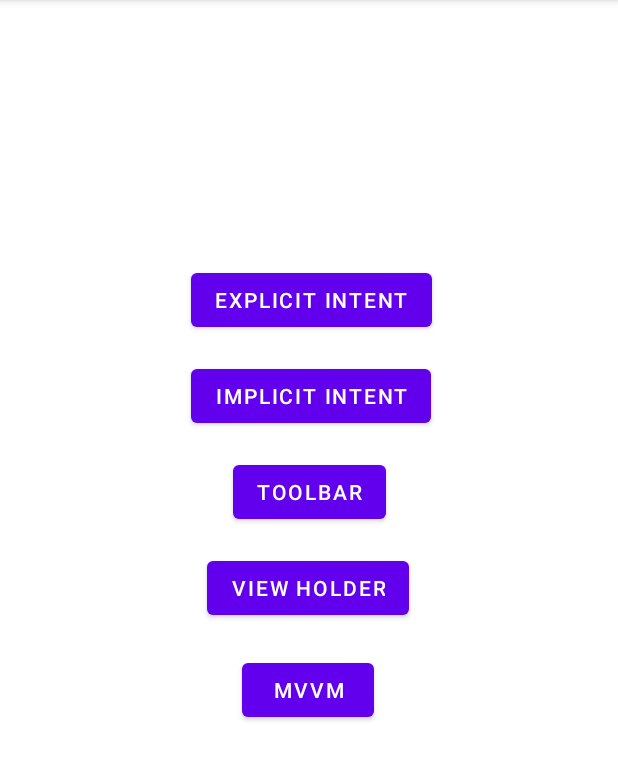
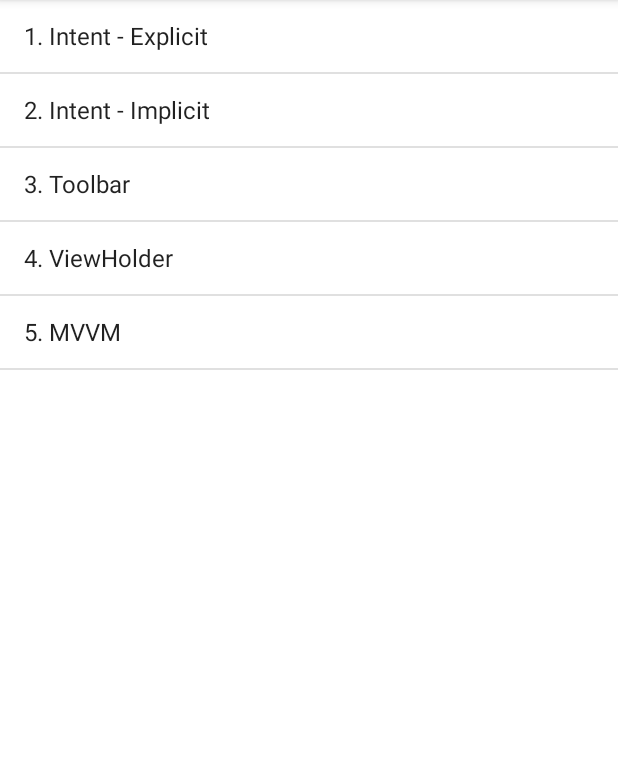
Before and after one commit to ELLAERA/AndroidStudyApp, an Android app: the screen it shows after launch (MainActivity), on a phone screen of 412 x 824 dp, the part 84-865 px from its top. Run offline under Robolectric (Android 15) with nearby library versions, the phone set to English and light mode, and no system bars.

Commit message:
List View

```diff
--- a/app/src/main/java/com/example/androidstudyapp/MainActivity.java
+++ b/app/src/main/java/com/example/androidstudyapp/MainActivity.java
@@ -6,46 +6,50 @@ import android.app.Activity;
 import android.content.Intent;
 import android.net.Uri;
 import android.os.Bundle;
+import android.widget.ArrayAdapter;
 import android.widget.Button;
+import android.widget.ListView;
 
 public class MainActivity extends AppCompatActivity {
+    static final String[] sMenu = {
+            "1. Intent - Explicit",
+            "2. Intent - Implicit",
+            "3. Toolbar",
+            "4. ViewHolder",
+            "5. MVVM",
+    };
 
     @Override
     protected void onCreate(Bundle savedInstanceState) {
         super.onCreate(savedInstanceState);
         setContentView(R.layout.activity_main);
 
-        Button btn_explicit =(Button) findViewById(R.id.btn_Intent1);
-        Button btn_implicit =(Button) findViewById(R.id.btn_Intent2);
-        Button btn_toolbar =(Button) findViewById(R.id.btn_toolbar);
-        Button btn_view_holder =(Button) findViewById(R.id.btn_view_holder);
-        Button btn_mvvm =(Button) findViewById(R.id.btn_mvvm);
+        ListView lvw = (ListView) findViewById(R.id.lvw1);
+        ArrayAdapter adt = new ArrayAdapter(this, android.R.layout.simple_list_item_1, sMenu);
+        lvw.setAdapter(adt);
 
-        btn_explicit.setOnClickListener((e)-> {
+        lvw.setOnItemClickListener((av, vw, i, l) -> {    // AdapterView, View, position, id
+            lvw.getItemAtPosition(i);
+            System.out.println(String.format("List item %d(%s) is clicked !!!", i, sMenu[i]));
+
+            if (i == 0) {
                 Intent it = new Intent(this, IntentExplicitActivity.class);
                 startActivity(it);
-        });
-
-        btn_implicit.setOnClickListener((e)-> {
+            } else if (i == 1) {
                 Intent it = new Intent("android.intent.action.IMPLICIT");
                 it.putExtra("val", "Implicit Intent Test");
                 it.addCategory(Intent.CATEGORY_DEFAULT);
                 startActivity(it);
-        });
-
-        btn_toolbar.setOnClickListener((e)-> {
+            } else if (i == 2) {
                 Intent it = new Intent(this, ToolbarActivity.class);
                 startActivity(it);
-        });
-
-        btn_view_holder.setOnClickListener((e)-> {
+            } else if (i == 3) {
                 Intent it = new Intent(this, ViewHolderActivity.class);
                 startActivity(it);
-        });
-
-        btn_mvvm.setOnClickListener((e)-> {
+            } else if (i == 4) {
                 Intent it = new Intent(this, MvvmActivity.class);
                 startActivity(it);
+            }
         });
     }
 }
--- a/app/src/main/res/layout/activity_main.xml
+++ b/app/src/main/res/layout/activity_main.xml
@@ -1,66 +1,21 @@
 <?xml version="1.0" encoding="utf-8"?>
-<androidx.constraintlayout.widget.ConstraintLayout xmlns:android="http://schemas.android.com/apk/res/android"
+<RelativeLayout
+    xmlns:android="http://schemas.android.com/apk/res/android"
     xmlns:app="http://schemas.android.com/apk/res-auto"
     xmlns:tools="http://schemas.android.com/tools"
     android:layout_width="match_parent"
     android:layout_height="match_parent"
+    android:orientation="vertical"
     tools:context=".MainActivity">
 
-    <Button
-        android:id="@+id/btn_Intent2"
-        android:layout_width="wrap_content"
-        android:layout_height="wrap_content"
-        android:layout_marginTop="16dp"
-        android:text="Implicit Intent"
-        app:layout_constraintEnd_toEndOf="parent"
-        app:layout_constraintHorizontal_bias="0.504"
-        app:layout_constraintStart_toStartOf="parent"
-        app:layout_constraintTop_toBottomOf="@+id/btn_Intent1" />
+    <LinearLayout
+        android:layout_width="match_parent"
+        android:layout_height="match_parent" >
 
-    <Button
-        android:id="@+id/btn_Intent1"
-        android:layout_width="wrap_content"
-        android:layout_height="wrap_content"
-        android:layout_marginTop="176dp"
-        android:text="Explicit Intent"
-        app:layout_constraintEnd_toEndOf="parent"
-        app:layout_constraintHorizontal_bias="0.506"
-        app:layout_constraintStart_toStartOf="parent"
-        app:layout_constraintTop_toTopOf="parent" />
+        <ListView
+            android:id = "@+id/lvw1"
+            android:layout_width="match_parent"
+            android:layout_height="match_parent" />
 
-
-    <Button
-        android:id="@+id/btn_toolbar"
-        android:layout_width="wrap_content"
-        android:layout_height="wrap_content"
-        android:layout_marginTop="16dp"
-        android:text="Toolbar"
-        app:layout_constraintEnd_toEndOf="parent"
-        app:layout_constraintStart_toStartOf="parent"
-        app:layout_constraintTop_toBottomOf="@+id/btn_Intent2" />
-
-
-    <Button
-        android:id="@+id/btn_view_holder"
-        android:layout_width="wrap_content"
-        android:layout_height="wrap_content"
-        android:layout_marginTop="16dp"
-        android:text="View Holder"
-        app:layout_constraintEnd_toEndOf="parent"
-        app:layout_constraintHorizontal_bias="0.498"
-        app:layout_constraintStart_toStartOf="parent"
-        app:layout_constraintTop_toBottomOf="@+id/btn_toolbar" />
-
-    <Button
-        android:id="@+id/btn_mvvm"
-        android:layout_width="wrap_content"
-        android:layout_height="wrap_content"
-        android:layout_marginTop="20dp"
-        android:text="MVVM"
-        app:layout_constraintEnd_toEndOf="parent"
-        app:layout_constraintHorizontal_bias="0.498"
-        app:layout_constraintStart_toStartOf="parent"
-        app:layout_constraintTop_toBottomOf="@+id/btn_view_holder" />
-
-
-</androidx.constraintlayout.widget.ConstraintLayout>
+    </LinearLayout>
+</RelativeLayout>
```
Lines whose indentation alone changed are shown as unchanged.
